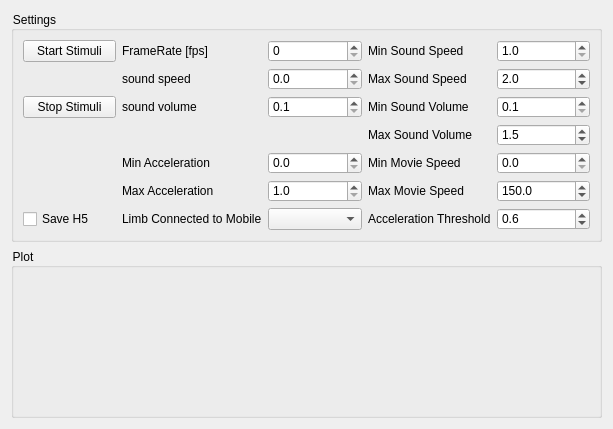
The window that Mobile.UI (liorse/Lital_IMU_Tobii_Pro_Integration) describes before a commit, drawn with Qt 5.
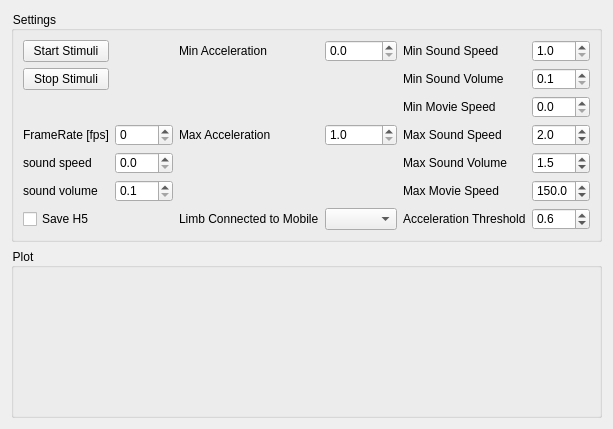
The same window after the commit.

Commit message: add acceleration for mapping as a parameter

What changed in the file:
```diff
--- a/Mobile.UI
+++ b/Mobile.UI
@@ -26,97 +26,51 @@
       <string>Settings</string>
      </property>
      <layout class="QGridLayout" name="gridLayout">
-      <item row="7" column="0">
+      <item row="2" column="0">
+       <widget class="QPushButton" name="stop_stimuli_pushButton">
+        <property name="text">
+         <string>Stop Stimuli</string>
+        </property>
+       </widget>
+      </item>
+      <item row="8" column="0">
        <widget class="QCheckBox" name="save_h5_checkBox">
         <property name="text">
          <string>Save H5</string>
         </property>
        </widget>
       </item>
-      <item row="2" column="1">
-       <widget class="QLabel" name="framerate_label_label_2">
-        <property name="text">
-         <string>sound speed</string>
-        </property>
-       </widget>
-      </item>
-      <item row="3" column="2">
-       <widget class="QDoubleSpinBox" name="sound_volume_spinBox">
-        <property name="decimals">
-         <number>1</number>
-        </property>
-        <property name="minimum">
-         <double>0.100000000000000</double>
-        </property>
-        <property name="maximum">
-         <double>2.000000000000000</double>
-        </property>
-        <property name="singleStep">
-         <double>0.100000000000000</double>
-        </property>
-       </widget>
-      </item>
-      <item row="5" column="3">
+      <item row="4" column="4">
        <widget class="QLabel" name="framerate_label_label_9">
         <property name="text">
          <string>Min Movie Speed</string>
         </property>
        </widget>
       </item>
-      <item row="3" column="3">
-       <widget class="QLabel" name="framerate_label_label_7">
-        <property name="text">
-         <string>Min Sound Volume</string>
-        </property>
-       </widget>
-      </item>
-      <item row="2" column="3">
-       <widget class="QLabel" name="framerate_label_label_5">
-        <property name="text">
-         <string>Max Sound Speed</string>
-        </property>
-       </widget>
-      </item>
-      <item row="5" column="2">
-       <widget class="QDoubleSpinBox" name="min_acceleration_spinBox">
+      <item row="7" column="1">
+       <widget class="QDoubleSpinBox" name="sound_volume_spinBox">
         <property name="decimals">
          <number>1</number>
         </property>
         <property name="minimum">
-         <double>0.000000000000000</double>
+         <double>0.100000000000000</double>
         </property>
         <property name="maximum">
-         <double>0.500000000000000</double>
+         <double>2.000000000000000</double>
         </property>
         <property name="singleStep">
          <double>0.100000000000000</double>
         </property>
-        <property name="value">
-         <double>0.000000000000000</double>
-        </property>
        </widget>
       </item>
-      <item row="6" column="1">
-       <widget class="QLabel" name="framerate_label_label_13">
+      <item row="7" column="0">
+       <widget class="QLabel" name="framerate_label_label_3">
         <property name="text">
-         <string>Max Acceleration</string>
+         <string>sound volume</string>
         </property>
        </widget>
       </item>
-      <item row="1" column="2">
-       <widget class="QDoubleSpinBox" name="fps_spinBox">
-        <property name="decimals">
-         <number>0</number>
-        </property>
-        <property name="minimum">
-         <double>0.000000000000000</double>
-        </property>
-        <property name="maximum">
-         <double>400.000000000000000</double>
-        </property>
-       </widget>
-      </item>
-      <item row="3" column="4">
+      <item row="2" column="5">
        <widget class="QDoubleSpinBox" name="min_sound_volume_spinBox">
         <property name="decimals">
          <number>1</number>
@@ -135,64 +89,111 @@
         </property>
        </widget>
       </item>
-      <item row="7" column="2">
+      <item row="6" column="5">
+       <widget class="QDoubleSpinBox" name="max_sound_volume_spinBox">
+        <property name="decimals">
+         <number>1</number>
+        </property>
+        <property name="minimum">
+         <double>0.500000000000000</double>
+        </property>
+        <property name="maximum">
+         <double>1.600000000000000</double>
+        </property>
+        <property name="singleStep">
+         <double>0.100000000000000</double>
+        </property>
+        <property name="value">
+         <double>1.500000000000000</double>
+        </property>
+       </widget>
+      </item>
+      <item row="8" column="3">
        <widget class="QComboBox" name="Limb_connected_to_mobile_ComboBox"/>
       </item>
-      <item row="5" column="1">
-       <widget class="QLabel" name="framerate_label_label_12">
-        <property name="text">
-         <string>Min Acceleration</string>
-        </property>
-       </widget>
-      </item>
-      <item row="2" column="4">
-       <widget class="QDoubleSpinBox" name="max_sound_speed_spinBox">
-        <property name="decimals">
-         <number>1</number>
-        </property>
-        <property name="minimum">
-         <double>1.000000000000000</double>
-        </property>
-        <property name="maximum">
-         <double>5.000000000000000</double>
-        </property>
-        <property name="singleStep">
-         <double>0.100000000000000</double>
-        </property>
-        <property name="value">
-         <double>2.000000000000000</double>
-        </property>
-       </widget>
-      </item>
-      <item row="1" column="3">
-       <widget class="QLabel" name="framerate_label_label_4">
-        <property name="text">
-         <string>Min Sound Speed</string>
-        </property>
-       </widget>
-      </item>
-      <item row="4" column="3">
+      <item row="6" column="4">
        <widget class="QLabel" name="framerate_label_label_8">
         <property name="text">
          <string>Max Sound Volume</string>
         </property>
        </widget>
       </item>
-      <item row="1" column="1">
-       <widget class="QLabel" name="framerate_label_label">
+      <item row="1" column="4">
+       <widget class="QLabel" name="framerate_label_label_4">
         <property name="text">
-         <string>FrameRate [fps]</string>
+         <string>Min Sound Speed</string>
         </property>
        </widget>
       </item>
-      <item row="3" column="0">
-       <widget class="QPushButton" name="stop_stimuli_pushButton">
+      <item row="6" column="1">
+       <widget class="QDoubleSpinBox" name="sound_speed_spinBox">
+        <property name="decimals">
+         <number>1</number>
+        </property>
+        <property name="minimum">
+         <double>0.000000000000000</double>
+        </property>
+        <property name="maximum">
+         <double>10.000000000000000</double>
+        </property>
+        <property name="singleStep">
+         <double>0.100000000000000</double>
+        </property>
+       </widget>
+      </item>
+      <item row="2" column="4">
+       <widget class="QLabel" name="framerate_label_label_7">
         <property name="text">
-         <string>Stop Stimuli</string>
+         <string>Min Sound Volume</string>
         </property>
        </widget>
       </item>
-      <item row="6" column="3">
+      <item row="6" column="0">
+       <widget class="QLabel" name="framerate_label_label_2">
+        <property name="text">
+         <string>sound speed</string>
+        </property>
+       </widget>
+      </item>
+      <item row="1" column="3">
+       <widget class="QDoubleSpinBox" name="min_acceleration_spinBox">
+        <property name="decimals">
+         <number>1</number>
+        </property>
+        <property name="minimum">
+         <double>0.000000000000000</double>
+        </property>
+        <property name="maximum">
+         <double>0.500000000000000</double>
+        </property>
+        <property name="singleStep">
+         <double>0.100000000000000</double>
+        </property>
+        <property name="value">
+         <double>0.000000000000000</double>
+        </property>
+       </widget>
+      </item>
+      <item row="4" column="5">
+       <widget class="QDoubleSpinBox" name="min_movie_speed_spinBox">
+        <property name="decimals">
+         <number>1</number>
+        </property>
+        <property name="minimum">
+         <double>0.000000000000000</double>
+        </property>
+        <property name="maximum">
+         <double>50.000000000000000</double>
+        </property>
+        <property name="singleStep">
+         <double>1.000000000000000</double>
+        </property>
+        <property name="value">
+         <double>0.000000000000000</double>
+        </property>
+       </widget>
+      </item>
+      <item row="7" column="4">
        <widget class="QLabel" name="framerate_label_label_10">
         <property name="text">
          <string>Max Movie Speed</string>
@@ -206,14 +207,7 @@
         </property>
        </widget>
       </item>
-      <item row="3" column="1">
-       <widget class="QLabel" name="framerate_label_label_3">
-        <property name="text">
-         <string>sound volume</string>
-        </property>
-       </widget>
-      </item>
-      <item row="7" column="4">
+      <item row="8" column="5">
        <widget class="QDoubleSpinBox" name="acceleration_threshold_spinBox">
         <property name="decimals">
          <number>1</number>
@@ -232,40 +226,21 @@
         </property>
        </widget>
       </item>
-      <item row="4" column="4">
-       <widget class="QDoubleSpinBox" name="max_sound_volume_spinBox">
-        <property name="decimals">
-         <number>1</number>
-        </property>
-        <property name="minimum">
-         <double>0.500000000000000</double>
-        </property>
-        <property name="maximum">
-         <double>1.600000000000000</double>
-        </property>
-        <property name="singleStep">
-         <double>0.100000000000000</double>
-        </property>
-        <property name="value">
-         <double>1.500000000000000</double>
-        </property>
-       </widget>
-      </item>
-      <item row="7" column="1">
+      <item row="8" column="2">
        <widget class="QLabel" name="framerate_label_label_11">
         <property name="text">
          <string>Limb Connected to Mobile</string>
         </property>
        </widget>
       </item>
-      <item row="7" column="3">
+      <item row="8" column="4">
        <widget class="QLabel" name="framerate_label_label_6">
         <property name="text">
          <string>Acceleration Threshold</string>
         </property>
        </widget>
       </item>
-      <item row="6" column="4">
+      <item row="7" column="5">
        <widget class="QDoubleSpinBox" name="max_movie_speed_spinBox">
         <property name="decimals">
          <number>1</number>
@@ -284,42 +259,7 @@
         </property>
        </widget>
       </item>
-      <item row="2" column="2">
-       <widget class="QDoubleSpinBox" name="sound_speed_spinBox">
-        <property name="decimals">
-         <number>1</number>
-        </property>
-        <property name="minimum">
-         <double>0.000000000000000</double>
-        </property>
-        <property name="maximum">
-         <double>10.000000000000000</double>
-        </property>
-        <property name="singleStep">
-         <double>0.100000000000000</double>
-        </property>
-       </widget>
-      </item>
-      <item row="5" column="4">
-       <widget class="QDoubleSpinBox" name="min_movie_speed_spinBox">
-        <property name="decimals">
-         <number>1</number>
-        </property>
-        <property name="minimum">
-         <double>0.000000000000000</double>
-        </property>
-        <property name="maximum">
-         <double>50.000000000000000</double>
-        </property>
-        <property name="singleStep">
-         <double>1.000000000000000</double>
-        </property>
-        <property name="value">
-         <double>0.000000000000000</double>
-        </property>
-       </widget>
-      </item>
-      <item row="1" column="4">
+      <item row="1" column="5">
        <widget class="QDoubleSpinBox" name="min_sound_speed_spinBox">
         <property name="decimals">
          <number>1</number>
@@ -338,7 +278,47 @@
         </property>
        </widget>
       </item>
-      <item row="6" column="2">
+      <item row="1" column="2">
+       <widget class="QLabel" name="framerate_label_label_12">
+        <property name="text">
+         <string>Min Acceleration</string>
+        </property>
+       </widget>
+      </item>
+      <item row="5" column="5">
+       <widget class="QDoubleSpinBox" name="max_sound_speed_spinBox">
+        <property name="decimals">
+         <number>1</number>
+        </property>
+        <property name="minimum">
+         <double>1.000000000000000</double>
+        </property>
+        <property name="maximum">
+         <double>5.000000000000000</double>
+        </property>
+        <property name="singleStep">
+         <double>0.100000000000000</double>
+        </property>
+        <property name="value">
+         <double>2.000000000000000</double>
+        </property>
+       </widget>
+      </item>
+      <item row="5" column="4">
+       <widget class="QLabel" name="framerate_label_label_5">
+        <property name="text">
+         <string>Max Sound Speed</string>
+        </property>
+       </widget>
+      </item>
+      <item row="5" column="2">
+       <widget class="QLabel" name="framerate_label_label_13">
+        <property name="text">
+         <string>Max Acceleration</string>
+        </property>
+       </widget>
+      </item>
+      <item row="5" column="3">
        <widget class="QDoubleSpinBox" name="max_acceleration_spinBox">
         <property name="decimals">
          <number>1</number>
@@ -357,6 +337,26 @@
         </property>
        </widget>
       </item>
+      <item row="5" column="0">
+       <widget class="QLabel" name="framerate_label_label">
+        <property name="text">
+         <string>FrameRate [fps]</string>
+        </property>
+       </widget>
+      </item>
+      <item row="5" column="1">
+       <widget class="QDoubleSpinBox" name="fps_spinBox">
+        <property name="decimals">
+         <number>0</number>
+        </property>
+        <property name="minimum">
+         <double>0.000000000000000</double>
+        </property>
+        <property name="maximum">
+         <double>400.000000000000000</double>
+        </property>
+       </widget>
+      </item>
      </layout>
     </widget>
    </item>
```
The commit also changes 1 other file.
